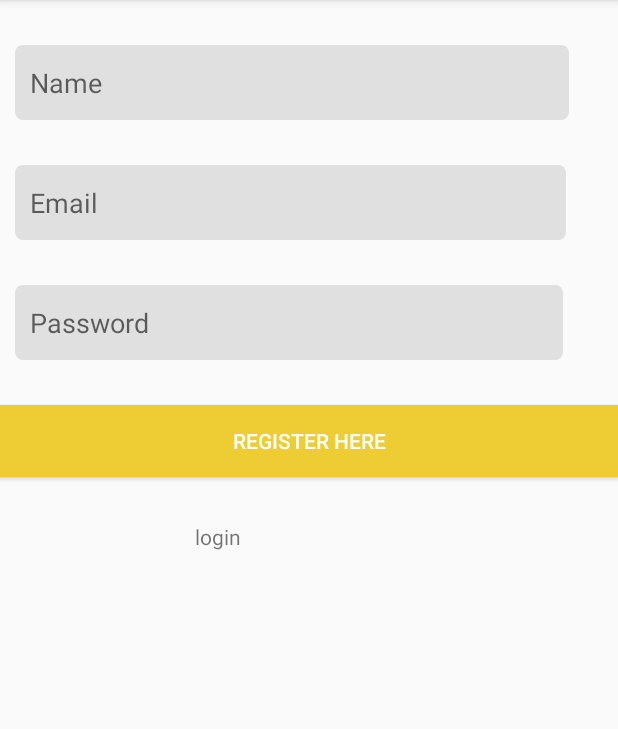
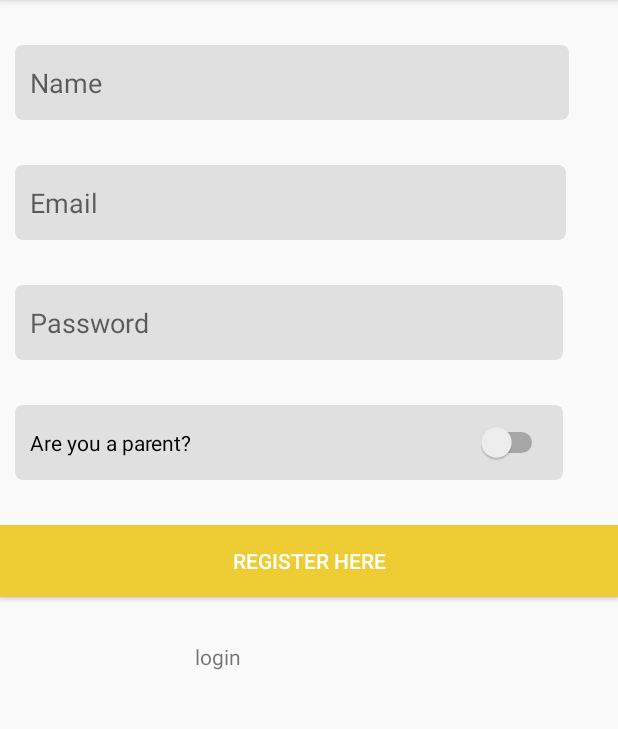
Before and after one commit to nullptr-tech/Hackathon_5.0, an Android app: the Register screen opened directly, with no data from a screen before it, after a tap on "REGISTER HERE", on a phone screen of 412 x 824 dp, the part 84-813 px from its top. Run offline under Robolectric (Android 15) with nearby library versions, the phone set to English and light mode, and no system bars; our stand-ins replace Firebase (no records; nobody signed in at launch, a user with empty details on screens opened directly).

Commit message:
This is my change

```diff
--- a/MeetingApp/app/src/main/java/com/meeting/meetingapp/Register.java
+++ b/MeetingApp/app/src/main/java/com/meeting/meetingapp/Register.java
@@ -9,6 +9,7 @@ import android.text.TextUtils;
 import android.view.View;
 import android.widget.Button;
 import android.widget.EditText;
+import android.widget.Switch;
 import android.widget.TextView;
 import android.widget.Toast;
 
@@ -30,6 +31,8 @@ public class Register extends AppCompatActivity implements View.OnClickListener
     EditText email,password,name;
     Button register;
     TextView loginbck;
+    Switch isParentOrChild;
+    Boolean IsParentOrChild;
     String Name,Email,Password;
     FirebaseAuth mAuth;
     ProgressDialog mDialog;
@@ -45,6 +48,9 @@ public class Register extends AppCompatActivity implements View.OnClickListener
         name = (EditText)findViewById(R.id.regname);
         register = (Button)findViewById(R.id.regHere);
         loginbck = (TextView)findViewById(R.id.backToLogin);
+        isParentOrChild = (Switch)findViewById(R.id.isParentOrChild);
+
+
 
         databaseReference = FirebaseDatabase.getInstance().getReference();
         mAuth = FirebaseAuth.getInstance();
@@ -66,6 +72,14 @@ public class Register extends AppCompatActivity implements View.OnClickListener
     private void Signup() {
         Name = name.getText().toString().trim();
         Email = email.getText().toString().trim();
+        boolean parentOrChildStatus;
+
+        if (isParentOrChild.isChecked())
+            parentOrChildStatus = true;
+        else
+            parentOrChildStatus = false;
+
+        IsParentOrChild = parentOrChildStatus;
         Password = password.getText().toString().trim();
 
         if (TextUtils.isEmpty(Name)){
@@ -137,7 +151,8 @@ public class Register extends AppCompatActivity implements View.OnClickListener
                 getUserEmail(),
                 UsersChatAdapter.ONLINE,
                 ChatHelper.generateRandomAvatarForUser(),
-                new Date().getTime()
+                new Date().getTime(),
+                getParentOrChild()
         );
     }
     public String getDisplayName() {
@@ -147,4 +162,8 @@ public class Register extends AppCompatActivity implements View.OnClickListener
     public String getUserEmail() {
         return Email;
     }
+
+    public boolean getParentOrChild(){
+        return IsParentOrChild;
+    }
 }
--- a/MeetingApp/app/src/main/res/layout/activity_register.xml
+++ b/MeetingApp/app/src/main/res/layout/activity_register.xml
@@ -62,6 +62,19 @@
         android:ems="10"
         android:inputType="textPassword" />
 
+    <Switch
+        android:id="@+id/isParentOrChild"
+        android:hint="Password"
+        android:padding="10dp"
+        android:layout_marginLeft="10dp"
+        android:layout_marginRight="10dp"
+        android:layout_marginBottom="30dp"
+        android:layout_width="365dp"
+        android:background="@drawable/background"
+        android:layout_height="50dp"
+        android:ems="10"
+        android:text="Are you a parent?" />
+
     <Button
         android:id="@+id/regHere"
         style="@style/FirebaseUI.Button"
```
Also changed, not shown: MeetingApp/app/src/main/java/com/meeting/meetingapp/User.java (+7 -1 lines).
